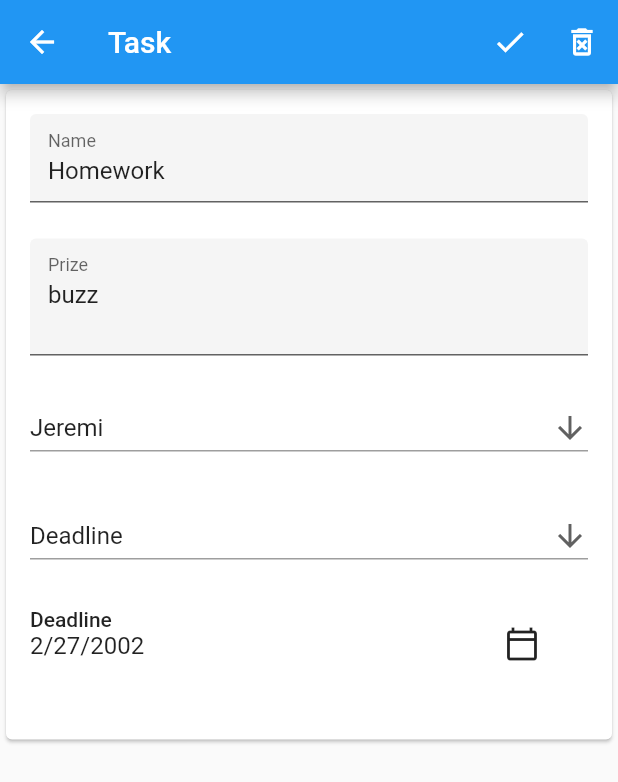
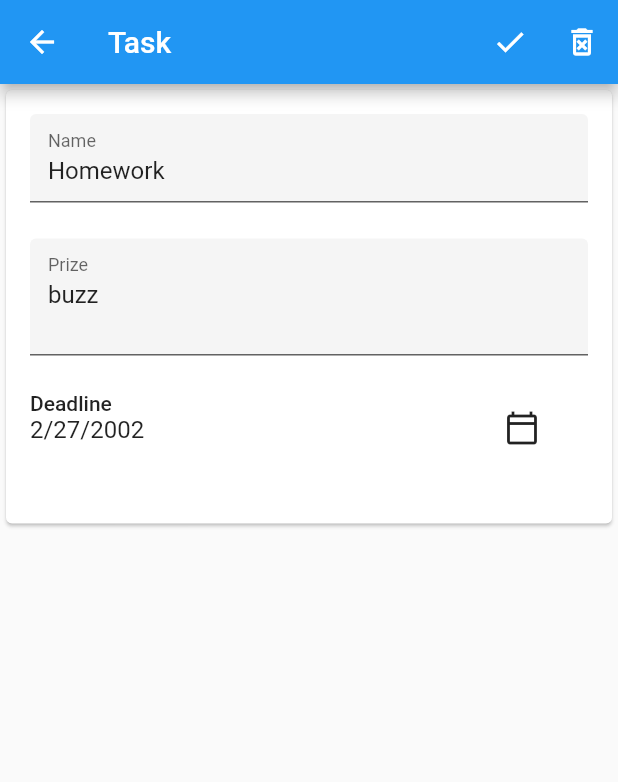
Before and after one commit to szead/kids_task_tracker, a Flutter app: the screen it shows after launch, after a tap on "Homework", on a phone screen of 412 x 824 dp. Shown: the top 782 px of the screen. Run offline on Flutter 3.47's test engine with Material 2 defaults, Android fonts, the phone set to English and light mode, and no system bars; our stand-ins replace cloud_firestore; accounts and stored records are empty.

Commit message:
Completed Details screen has been created

```diff
--- a/lib/model/task.dart
+++ b/lib/model/task.dart
@@ -12,6 +12,10 @@ class Task {
   String prize;
 
   final DocumentReference reference;
+
+  bool isDeadline() {
+    return maxCount == null;
+  }
 
   Task.fromMap(Map<String, dynamic> map, {this.reference})
       : assert(map['task_name'] != null),
--- a/lib/screens/edit_detail_screen.dart
+++ b/lib/screens/edit_detail_screen.dart
@@ -126,55 +126,7 @@ class _EditDetailScreenState extends State<EditDetailScreen> {
                           },
                           maxLines: 2,
                         ),
-                        DropdownButton<String>(
-                          value: assigneeDropdownValue,
-                          icon: Icon(Icons.arrow_downward),
-                          isExpanded: true,
-                          // iconSize: 24,
-                          // elevation: 16,
-                          // style: TextStyle(color: Colors.deepPurple),
-                          underline: Container(
-                            height: 1,
-                            color: Colors.grey,
-                          ),
-                          onChanged: (String newValue) {
-                            setState(() {
-                              assigneeDropdownValue = newValue;
-                            });
-                          },
-                          items: kidsName
-                              .map<DropdownMenuItem<String>>((String value) {
-                            return DropdownMenuItem<String>(
-                              value: value,
-                              child: Text(value),
-                            );
-                          }).toList(),
-                        ),
-                        DropdownButton<String>(
-                          value: typeDropdownValue,
-                          icon: Icon(Icons.arrow_downward),
-                          isExpanded: true,
-                          // iconSize: 24,
-                          // elevation: 16,
-                          // style: TextStyle(color: Colors.deepPurple),
-                          underline: Container(
-                            height: 1,
-                            color: Colors.grey,
-                          ),
-                          onChanged: (String newValue) {
-                            setState(() {
-                              typeDropdownValue = newValue;
-                            });
-                          },
-                          items: types
-                              .map<DropdownMenuItem<String>>((String value) {
-                            return DropdownMenuItem<String>(
-                              value: value,
-                              child: Text(value),
-                            );
-                          }).toList(),
-                        ),
-                        ...getWidgetByType(),
+                         ...getWidgetByType(),
                       ].expand(
                         (widget) => [
                           widget,
--- a/lib/screens/task_list_page.dart
+++ b/lib/screens/task_list_page.dart
@@ -1,4 +1,5 @@
 import 'package:flutter/material.dart';
+import 'package:kids_task_tracker/screens/completed_detail_screen.dart';
 import 'edit_detail_screen.dart';
 import '../model/task.dart';
 import 'congratulation_screen.dart';
@@ -300,7 +301,7 @@ class _TasksListPageState extends State<TasksListPage> {
         child: ListTile(
           onTap: () {
             Navigator.push(context, MaterialPageRoute(builder: (context) {
-              return EditDetailScreen(tasks: tasks, index: index);
+              return CompletedDetailScreen(task: tasks.elementAt(index));
             })).then((value) => setState(() {}));
           },
           leading: getKidIcon(tasks.elementAt(index)),
```
Also changed, not shown: lib/screens/completed_detail_screen.dart (added, +105 -0 lines).
